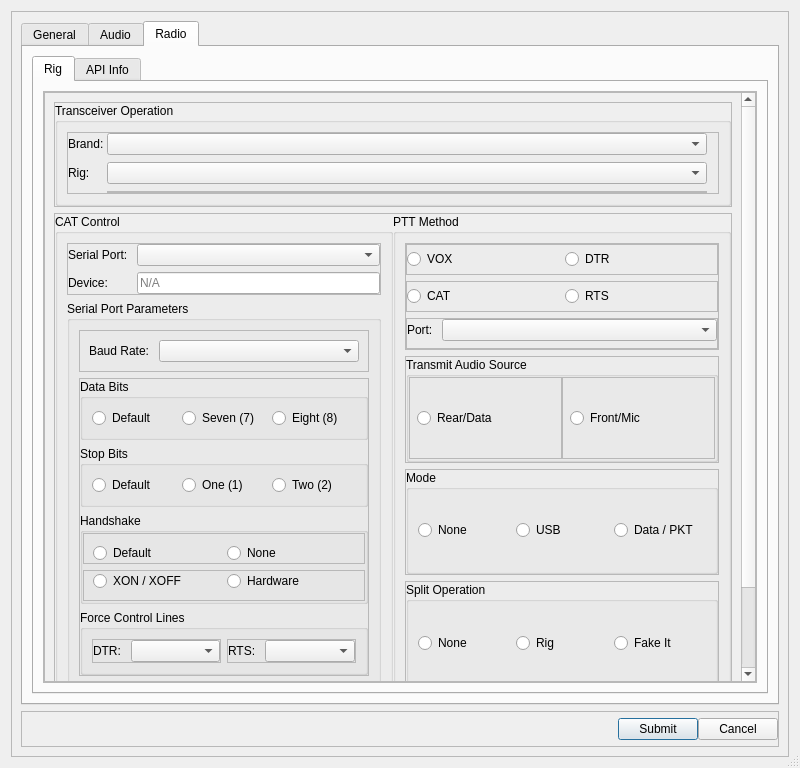
Qt form src/ui/dialogsettings.ui (GekkoFyre/small-world-deluxe) before a commit.
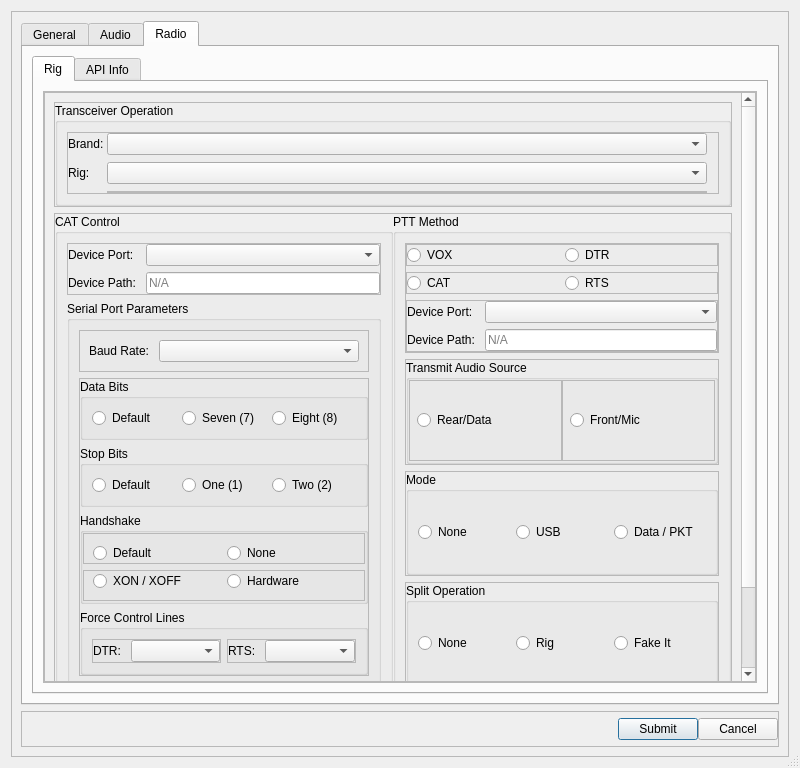
The same form after that commit.

Commit message: * We have HEAVILY updated the Setting's Dialog so it flows more smoothly and is an easier experience for the end-user; this commit contains many updates in this area.

What changed in the file:
```diff
--- a/src/ui/dialogsettings.ui
+++ b/src/ui/dialogsettings.ui
@@ -1685,14 +1685,14 @@
                                  <item row="1" column="0">
                                   <widget class="QLabel" name="label_com_port">
                                    <property name="text">
-                                    <string>Serial Port: </string>
+                                    <string>Device Port: </string>
                                    </property>
                                   </widget>
                                  </item>
                                  <item row="2" column="0">
                                   <widget class="QLabel" name="label_device_port_name">
                                    <property name="text">
-                                    <string>Device: </string>
+                                    <string>Device Path: </string>
                                    </property>
                                   </widget>
                                  </item>
@@ -1774,7 +1774,7 @@
                                       </property>
                                       <layout class="QHBoxLayout" name="horizontalLayout_8">
                                        <item>
-                                        <widget class="QRadioButton" name="radioButton_data_bits_eight">
+                                        <widget class="QRadioButton" name="radioButton_data_bits_default">
                                          <property name="text">
                                           <string>Default</string>
                                          </property>
@@ -1788,7 +1788,7 @@
                                         </widget>
                                        </item>
                                        <item>
-                                        <widget class="QRadioButton" name="radioButton_data_bits_default">
+                                        <widget class="QRadioButton" name="radioButton_data_bits_eight">
                                          <property name="text">
                                           <string>Eight (8)</string>
                                          </property>
@@ -2119,13 +2119,39 @@
                                     <item row="0" column="0">
                                      <widget class="QLabel" name="label_ptt_method_port">
                                       <property name="text">
-                                       <string>Port: </string>
+                                       <string>Device Port: </string>
                                       </property>
                                      </widget>
                                     </item>
                                     <item row="0" column="1">
                                      <widget class="QComboBox" name="comboBox_ptt_method_port"/>
                                     </item>
+                                    <item row="1" column="0">
+                                     <widget class="QLabel" name="label_ptt_method_dev_path">
+                                      <property name="text">
+                                       <string>Device Path: </string>
+                                      </property>
+                                     </widget>
+                                    </item>
+                                    <item row="1" column="1">
+                                     <widget class="QLineEdit" name="lineEdit_ptt_method_dev_path">
+                                      <property name="sizePolicy">
+                                       <sizepolicy hsizetype="Preferred" vsizetype="Fixed">
+                                        <horstretch>0</horstretch>
+                                        <verstretch>0</verstretch>
+                                       </sizepolicy>
+                                      </property>
+                                      <property name="maxLength">
+                                       <number>16384</number>
+                                      </property>
+                                      <property name="readOnly">
+                                       <bool>true</bool>
+                                      </property>
+                                      <property name="placeholderText">
+                                       <string>N/A</string>
+                                      </property>
+                                     </widget>
+                                    </item>
                                    </layout>
                                   </widget>
                                  </item>
```
Left out of the diff: 20 changed lines with no effect on the pictures. The commit also changes 6 other files.
